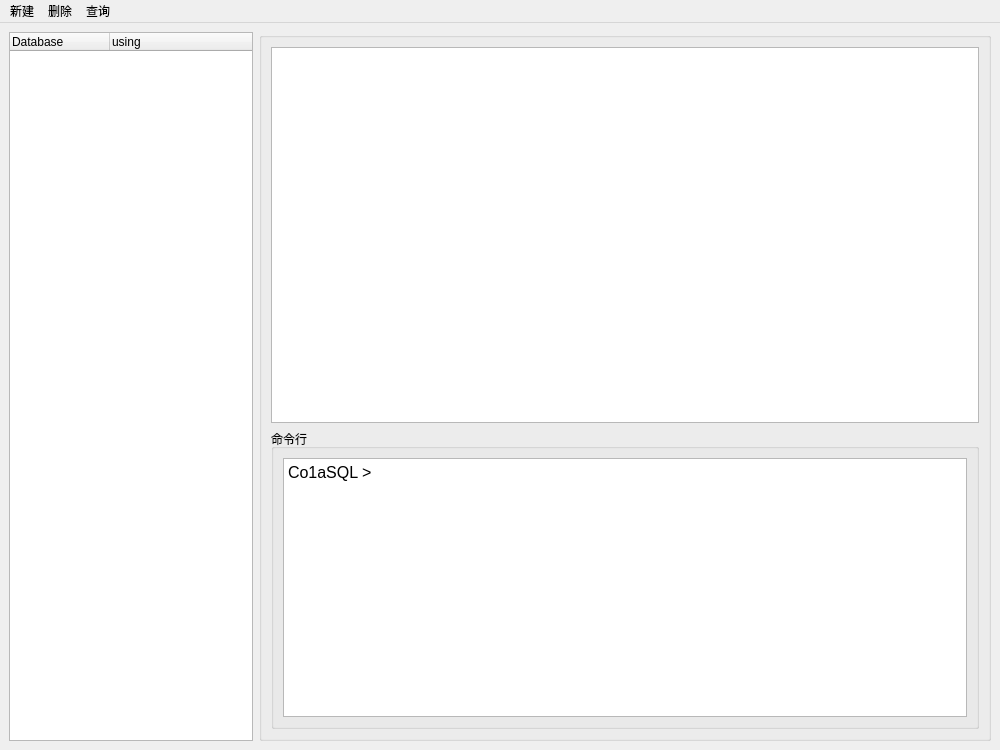
This is gui/ColaSqlGui/mainwindow.ui in YXHXianYu/2023-BJTU-DBMS-Project as Qt 5 draws it before an edit. The edited form follows.
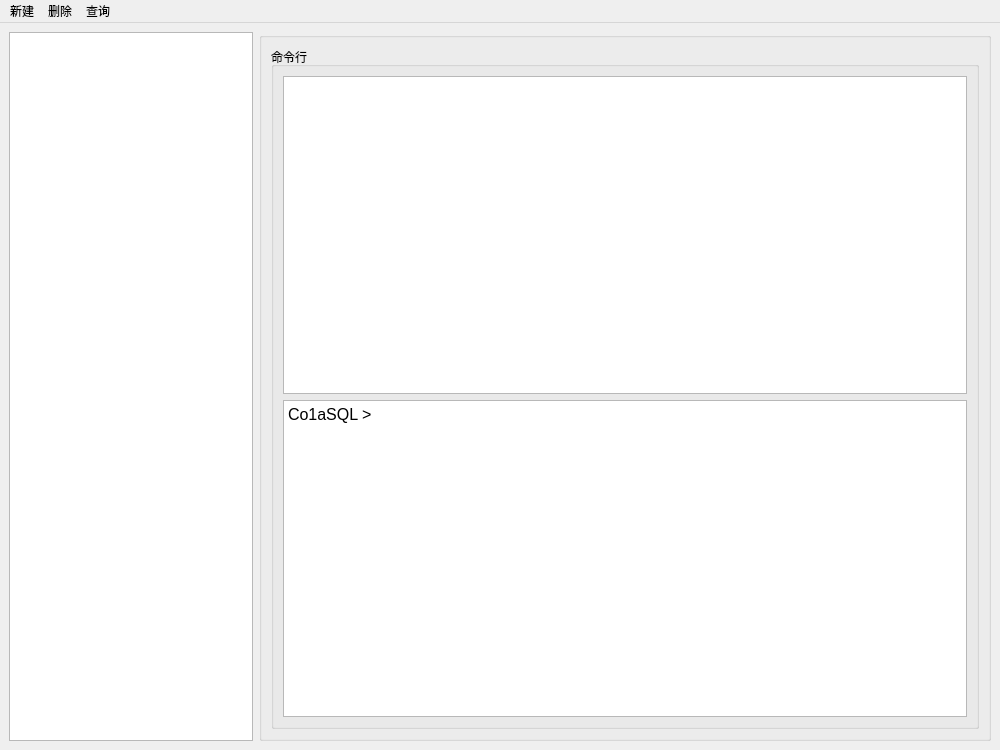
This is the edited form.

What changed in the file:
```diff
--- a/gui/ColaSqlGui/mainwindow.ui
+++ b/gui/ColaSqlGui/mainwindow.ui
@@ -28,17 +28,10 @@
   <widget class="QWidget" name="centralwidget">
    <layout class="QGridLayout" name="gridLayout_3" columnstretch="1,3">
     <item row="0" column="0">
-     <widget class="QTreeWidget" name="treeWidget">
-      <column>
-       <property name="text">
-        <string>Database</string>
-       </property>
-      </column>
-      <column>
-       <property name="text">
-        <string>using</string>
-       </property>
-      </column>
+     <widget class="QTreeView" name="treeView">
+      <property name="editTriggers">
+       <set>QAbstractItemView::NoEditTriggers</set>
+      </property>
      </widget>
     </item>
     <item row="0" column="1">
@@ -46,8 +39,8 @@
       <property name="title">
        <string/>
       </property>
-      <layout class="QGridLayout" name="gridLayout_2" rowstretch="5,4">
-       <item row="1" column="1">
+      <layout class="QGridLayout" name="gridLayout_2" rowstretch="5">
+       <item row="0" column="1">
         <widget class="QGroupBox" name="groupBox">
          <property name="title">
           <string>命令行</string>
@@ -69,18 +62,12 @@
             </property>
            </widget>
           </item>
+          <item row="0" column="1">
+           <widget class="QTableView" name="tableView"/>
+          </item>
          </layout>
         </widget>
        </item>
-       <item row="0" column="1">
-        <widget class="QTextBrowser" name="textBrowser">
-         <property name="font">
-          <font>
-           <pointsize>15</pointsize>
-          </font>
-         </property>
-        </widget>
-       </item>
       </layout>
      </widget>
     </item>
```
